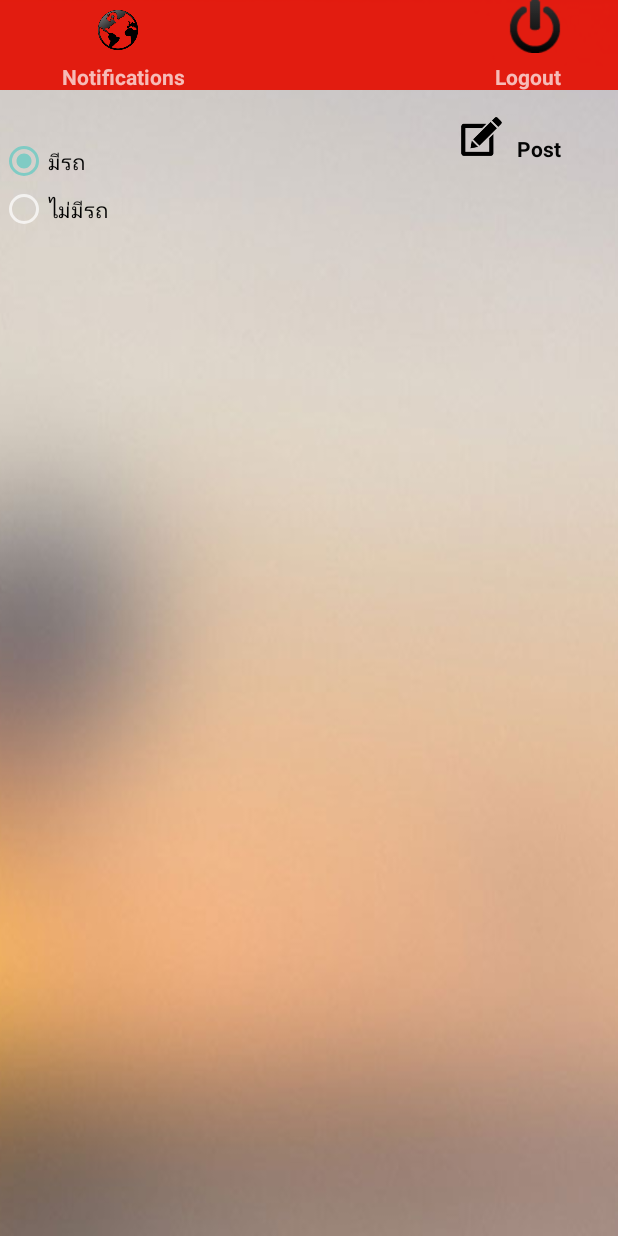
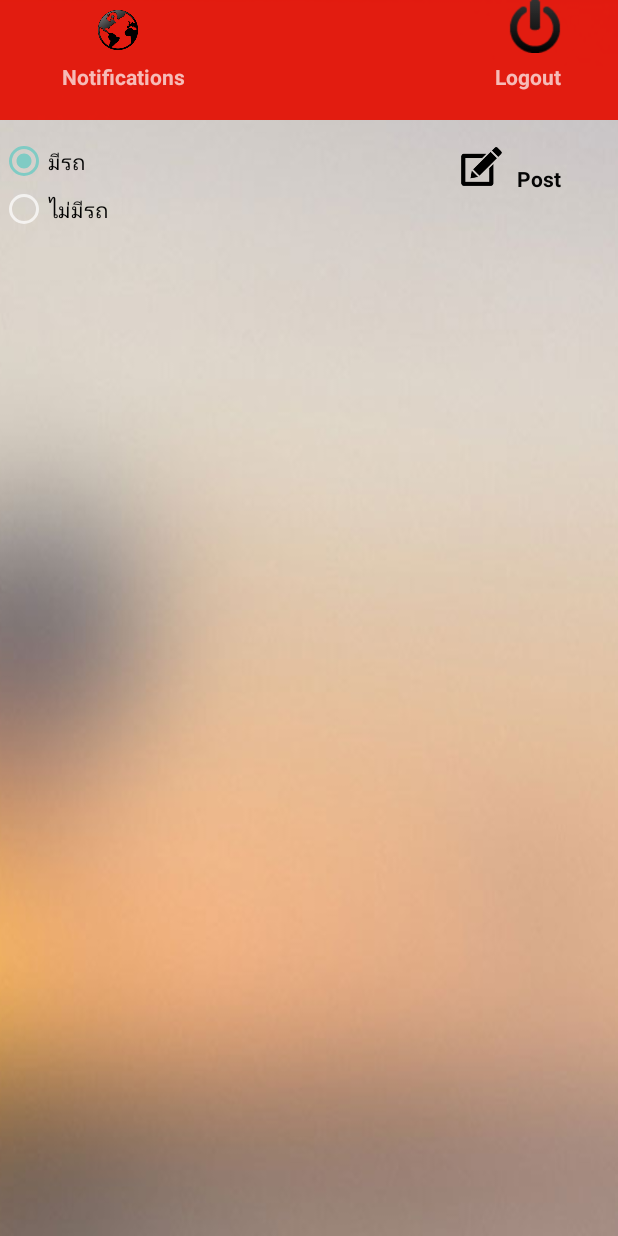
Before and after one commit to kingbangkok4/materiallogindemo-master, an Android app: the layout activity_postlist.xml on its own in the app's theme, with its tools: preview values and no code run, on a phone screen of 412 x 824 dp. Run offline under Robolectric (Android 15) with nearby library versions, the phone set to English and light mode, and no system bars.

```diff
--- a/app/src/main/java/com/sourcey/materiallogindemo/MainActivity.java
+++ b/app/src/main/java/com/sourcey/materiallogindemo/MainActivity.java
@@ -158,7 +158,7 @@ public class MainActivity extends ActionBarActivity {
 
 
 
-                if ("".equals(start) || "".equals(end) || "".equals(meeting_point) || "".equals(map_datetime) || "".equals(license_plate)) {
+                if ("".equals(start) || "".equals(end) || "".equals(meeting_point) || "".equals(map_datetime) || "".equals(license_plate) || "".equals(txtTime.getText().toString().trim())) {
                     MessageDialog("กรุณากรอกข้อมูลให้ครบถ้วน");
                 } else {
                     String url = getString(R.string.url)+"save.php";
--- a/app/src/main/res/layout/activity_main.xml
+++ b/app/src/main/res/layout/activity_main.xml
@@ -17,7 +17,7 @@
     <TextView
         android:id="@+id/textView"
         android:layout_width="wrap_content"
-        android:layout_height="60dp"
+        android:layout_height="80dp"
         android:layout_alignLeft="@+id/textView2"
         android:layout_alignParentEnd="true"
         android:layout_alignParentRight="true"
--- a/app/src/main/res/layout/activity_postlist.xml
+++ b/app/src/main/res/layout/activity_postlist.xml
@@ -17,7 +17,7 @@
     <TextView
         android:id="@+id/textView"
         android:layout_width="wrap_content"
-        android:layout_height="60dp"
+        android:layout_height="80dp"
         android:layout_alignLeft="@+id/textView2"
         android:layout_alignParentEnd="true"
         android:layout_alignParentRight="true"
```
Also changed, not shown: app/src/main/res/drawable/icon_cancel.png (added), app/src/main/res/drawable/icon_moon.png (added), app/src/main/res/drawable/icon_no.png (added), app/src/main/res/drawable/icon_smile.png (added), app/src/main/res/drawable/icon_time.png (added), app/src/main/res/drawable/icon_true.png (added).
